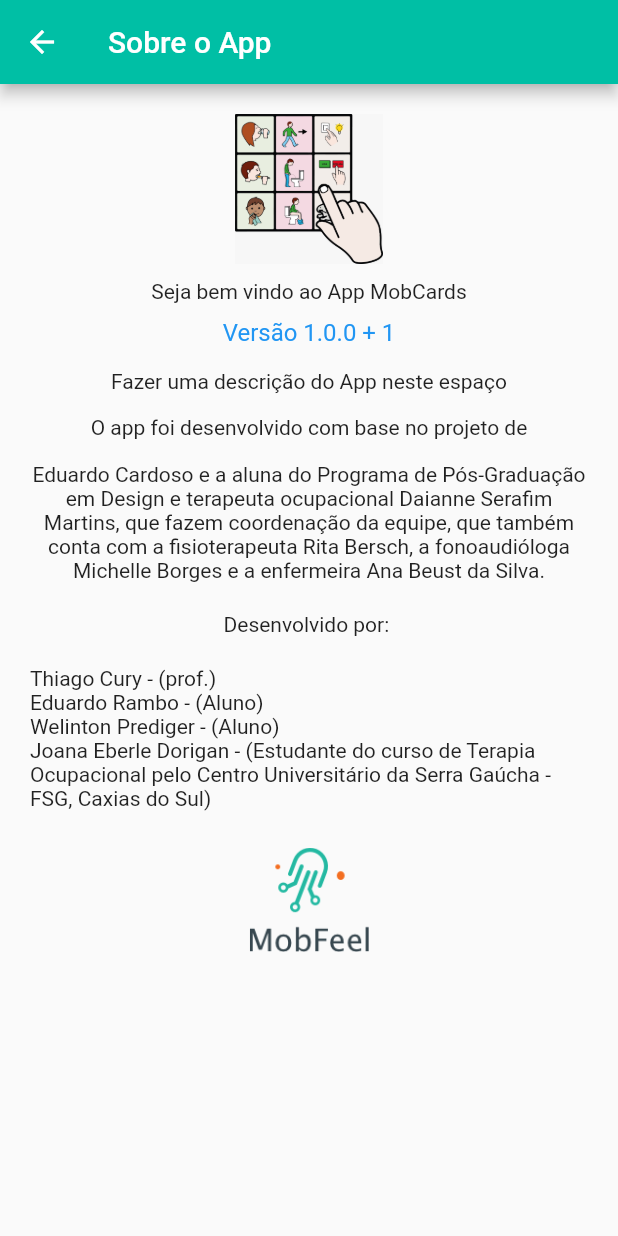
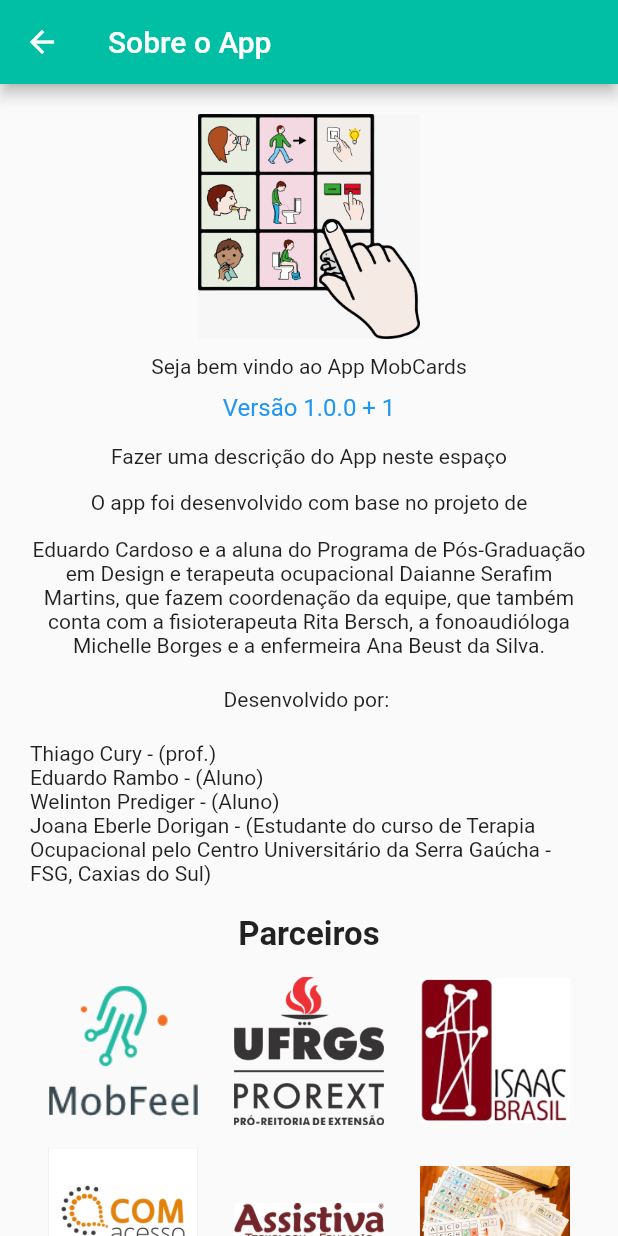
Before and after one commit to mobfeel/mobboards, a Flutter app: the AboutPageMobilePortrait screen opened by its route, on a phone screen of 412 x 824 dp. Run offline on Flutter 3.47's test engine with Material 2 defaults, Android fonts, the phone set to English and light mode, and no system bars; our stand-ins replace device_preview, flutter_tts, package_info, responsive_builder.

Commit message:
Added partners' logos and their constants.

```diff
--- a/lib/constant.dart
+++ b/lib/constant.dart
@@ -14,11 +14,13 @@
   static final String angry               =         'assets/angry.png';
   static final String anotherThing        =         'assets/another_thing.png';
   static final String aspiration          =         'assets/aspiration.png';
+  static final String assistivaLogo       =         'assets/assistiva_logo.jpeg';
   static final String back                =         'assets/back.png';
   static final String backPain            =         'assets/back_pain.png';
   static final String backspace           =         'assets/backspace.png';
   static final String bad                 =         'assets/bad.png';
   static final String blanket             =         'assets/blanket.png';
+  static final String boards              =         'assets/boards.jpeg';
   static final String bored               =         'assets/bored.png';
   static final String callDoctor          =         'assets/call_doctor.png';
   static final String callFamily          =         'assets/call_family.png';
@@ -27,6 +29,7 @@
   static final String cellphone           =         'assets/cellphone.png';
   static final String chestPain           =         'assets/chest_pain.png';
   static final String cold                =         'assets/cold.png';
+  static final String comAcessoLogo       =         'assets/com_acesso_logo.jpeg';
   static final String comfortable         =         'assets/comfortable.png';
   static final String confused            =         'assets//confused.png';
   static final String cough               =         'assets/cough.png';
@@ -53,6 +56,7 @@
   static final String iDontKnow           =         'assets/i_dont_know.png';
   static final String iWantSomething      =         'assets/i_want_something.png';
   static final String iWantToDo           =         'assets/i_want_to_do.png';
+  static final String isaacBrasil         =         'assets/isaac_brasil_logo.jpg';
   static final String leftSide            =         'assets/left_side.png';
   static final String lieDown             =         'assets/lie_down.png';
   static final String littlePain          =         'assets/lie_down.png';
@@ -105,6 +109,7 @@
   static final String turnOnTheLight      =         'assets/turn_on_the_light.png';
   static final String turnOnTurnOff       =         'assets/turn_on_turn_off.png';
   static final String tv                  =         'assets/tv.png';
+  static final String ufrgsLogo           =         'assets/ufrgs_logo.png';
   static final String urinal              =         'assets/urinal.png';
   static final String verySeverePain      =         'assets/very_severe_pain.png';
   static final String visitFamily         =         'assets/visit_family.png';
@@ -137,6 +142,11 @@
                                                     'Joana Eberle Dorigan - (Estudante do curso de Terapia Ocupacional pelo '
                                                     'Centro Universitário da Serra Gaúcha - FSG, Caxias do Sul)';
 
+  static final String arasaac              =        'Autor de pictogramas: Sergio Palao\n'
+                                                    'Origem: ARASAAC (http://www.arasaac.org)\n'
+                                                    'Licença: CC (BY-NC-SA)\n'
+                                                    'Proprietário: Governo de Aragão (Espanha)';
+
   // Menu
   static final String homologationKey      =        '';
   static final String home                 =        'Home';
--- a/lib/views/about/about_page_mobile.dart
+++ b/lib/views/about/about_page_mobile.dart
@@ -1,22 +1,26 @@
 import 'package:flutter/material.dart';
 import 'package:mobcards/utils/utils.dart';
+import '../../constant.dart';
 import '../views.dart';
 
 ///criado a stateless About para a navegação por routes
 class AboutPageMobilePortrait extends StatelessWidget {
   Widget _rowImage() {
     return Container(
-      width: 100,
-      height: 100,
+      width: 150,
+      height: 150,
       child: Image.asset(Constant.logoOfficial),
     );
   }
 
-  Widget _rowImageTwo() {
-    return Image.asset(
-      Constant.logo2,
-      width: 80,
-      height: 80,
+  Widget _rowContributors(String image1, String image2, String image3) {
+    return Row(
+      mainAxisAlignment: MainAxisAlignment.spaceAround,
+      children: [
+        Image.asset(image1, width: 100,),
+        Image.asset(image2, width: 100,),
+        Image.asset(image3, width: 100,),
+      ],
     );
   }
 
@@ -65,9 +69,7 @@
     return Column(
       children: [
         _rowImage(),
-        SizedBox(
-          height: 10,
-        ),
+        SizedBox(height: 10,),
         _rowTextOne(),
         SizedBox(height: 10),
         _rowVersion(),
@@ -88,7 +90,13 @@
         SizedBox(
           height: 20,
         ),
-        _rowImageTwo(),
+        Text('Parceiros', style: TextStyle(fontSize: 22, fontWeight: FontWeight.w600),),
+        SizedBox(height: 15,),
+        _rowContributors(Constant.logo2, Constant.ufrgsLogo, Constant.isaacBrasil),
+        SizedBox(height: 15,),
+        _rowContributors(Constant.comAcessoLogo,Constant.assistivaLogo, Constant.boards),
+        SizedBox(height: 15,),
+        Text(Constant.arasaac)
       ],
     );
   }
```
Also changed, not shown: assets/assistiva_logo.jpeg (added), assets/boards.jpeg (added), assets/com_acesso_logo.jpeg (added), assets/isaac_brasil_logo.jpg (added), assets/ufrgs_logo.png (added).
